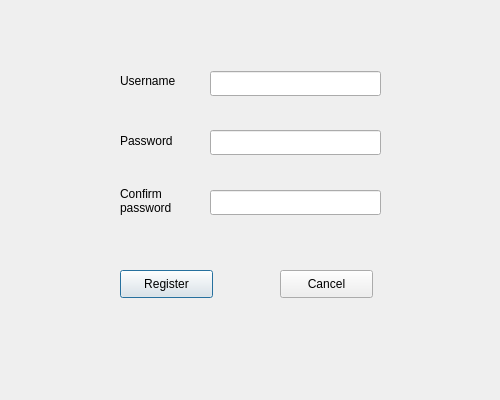
The window that Tank_Trouble_IV/registerdialog.ui (raitocc/run) describes before a commit, drawn with Qt 5.
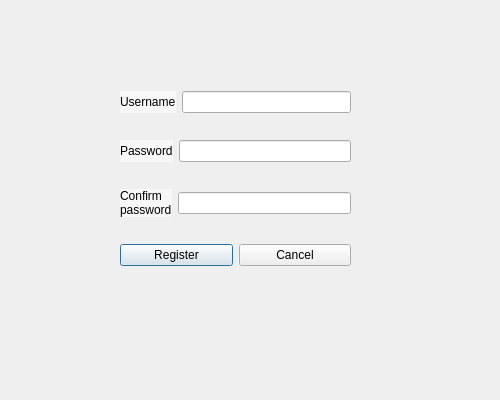
The same window after the commit.

What changed in the file:
```diff
--- a/Tank_Trouble_IV/registerdialog.ui
+++ b/Tank_Trouble_IV/registerdialog.ui
@@ -13,107 +13,105 @@
   <property name="windowTitle">
    <string>Dialog</string>
   </property>
-  <widget class="QLineEdit" name="usernameLineEdit">
-   <property name="geometry">
-    <rect>
-     <x>210</x>
-     <y>71</y>
-     <width>171</width>
-     <height>25</height>
-    </rect>
-   </property>
-  </widget>
-  <widget class="QLineEdit" name="passwordLineEdit">
-   <property name="geometry">
-    <rect>
-     <x>210</x>
-     <y>130</y>
-     <width>171</width>
-     <height>25</height>
-    </rect>
-   </property>
-   <property name="echoMode">
-    <enum>QLineEdit::Password</enum>
-   </property>
-  </widget>
-  <widget class="QLineEdit" name="confirmPasswordLineEdit">
-   <property name="geometry">
-    <rect>
-     <x>210</x>
-     <y>190</y>
-     <width>171</width>
-     <height>25</height>
-    </rect>
-   </property>
-   <property name="echoMode">
-    <enum>QLineEdit::Password</enum>
-   </property>
-  </widget>
-  <widget class="QLabel" name="label">
+  <widget class="QWidget" name="">
    <property name="geometry">
     <rect>
      <x>120</x>
      <y>70</y>
-     <width>91</width>
-     <height>21</height>
+     <width>231</width>
+     <height>221</height>
     </rect>
+   </property>
+   <layout class="QVBoxLayout" name="verticalLayout">
+    <item>
+     <layout class="QHBoxLayout" name="horizontalLayout">
+      <item>
+       <widget class="QLabel" name="label">
+        <property name="styleSheet">
+         <string notr="true">font: 12pt &quot;Comic Sans MS&quot;;
+background-color: rgba(255, 255, 255, 127);</string>
    </property>
    <property name="text">
     <string>Username</string>
    </property>
   </widget>
+      </item>
+      <item>
+       <widget class="QLineEdit" name="usernameLineEdit"/>
+      </item>
+     </layout>
+    </item>
+    <item>
+     <layout class="QHBoxLayout" name="horizontalLayout_2">
+      <item>
   <widget class="QLabel" name="label_2">
-   <property name="geometry">
-    <rect>
-     <x>120</x>
-     <y>130</y>
-     <width>91</width>
-     <height>21</height>
-    </rect>
+        <property name="styleSheet">
+         <string notr="true">font: 12pt &quot;Comic Sans MS&quot;;
+background-color: rgba(255, 255, 255, 127);</string>
    </property>
    <property name="text">
     <string>Password</string>
    </property>
   </widget>
+      </item>
+      <item>
+       <widget class="QLineEdit" name="passwordLineEdit">
+        <property name="echoMode">
+         <enum>QLineEdit::Password</enum>
+        </property>
+       </widget>
+      </item>
+     </layout>
+    </item>
+    <item>
+     <layout class="QHBoxLayout" name="horizontalLayout_3">
+      <item>
   <widget class="QLabel" name="label_3">
-   <property name="geometry">
-    <rect>
-     <x>120</x>
-     <y>180</y>
-     <width>101</width>
-     <height>41</height>
-    </rect>
+        <property name="styleSheet">
+         <string notr="true">font: 12pt &quot;Comic Sans MS&quot;;
+background-color: rgba(255, 255, 255, 127);</string>
    </property>
    <property name="text">
     <string>Confirm
 password</string>
    </property>
   </widget>
+      </item>
+      <item>
+       <widget class="QLineEdit" name="confirmPasswordLineEdit">
+        <property name="echoMode">
+         <enum>QLineEdit::Password</enum>
+        </property>
+       </widget>
+      </item>
+     </layout>
+    </item>
+    <item>
+     <layout class="QHBoxLayout" name="horizontalLayout_4">
+      <item>
   <widget class="QPushButton" name="registerButton">
-   <property name="geometry">
-    <rect>
-     <x>120</x>
-     <y>270</y>
-     <width>93</width>
-     <height>28</height>
-    </rect>
+        <property name="styleSheet">
+         <string notr="true">font: 12pt &quot;Comic Sans MS&quot;;
+</string>
    </property>
    <property name="text">
     <string>Register</string>
    </property>
   </widget>
+      </item>
+      <item>
   <widget class="QPushButton" name="cancelButton">
-   <property name="geometry">
-    <rect>
-     <x>280</x>
-     <y>270</y>
-     <width>93</width>
-     <height>28</height>
-    </rect>
+        <property name="styleSheet">
+         <string notr="true">font: 12pt &quot;Comic Sans MS&quot;;</string>
    </property>
    <property name="text">
     <string>Cancel</string>
    </property>
+       </widget>
+      </item>
+     </layout>
+    </item>
+   </layout>
   </widget>
  </widget>
  <resources/>
```
Lines whose indentation alone changed are shown as unchanged.
